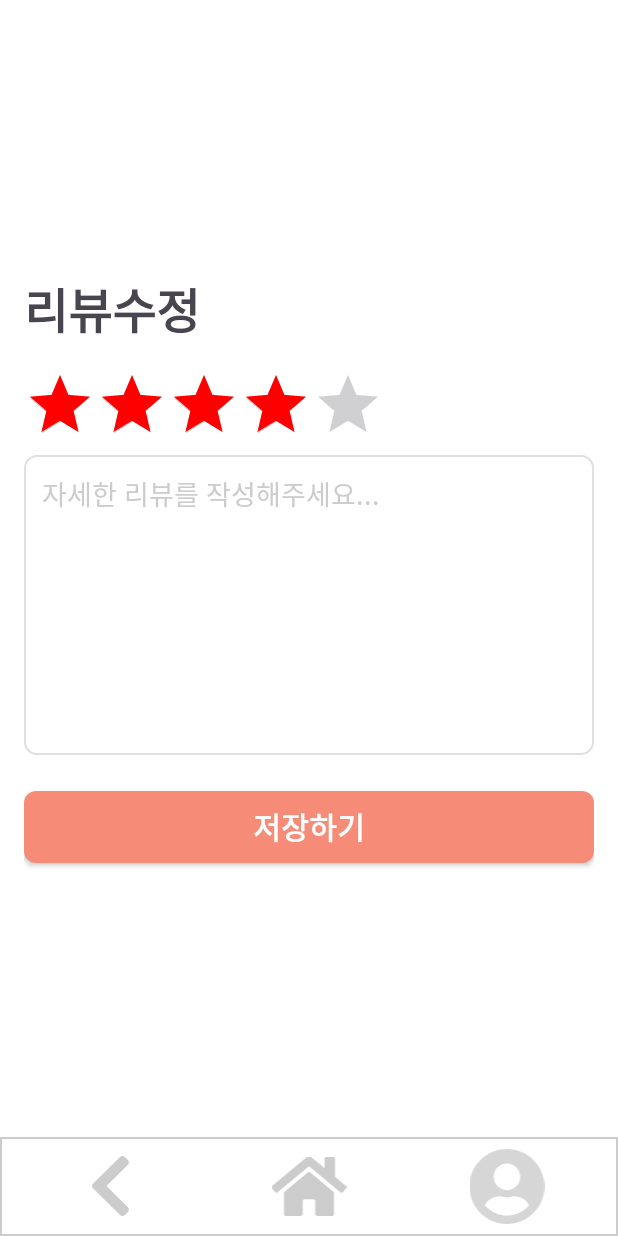
After one commit to Today-s-Lunch/todayLunch, an Android app: the layout activity_review_modify.xml on its own in the app's theme, with its tools: preview values and no code run, on a phone screen of 412 x 824 dp. The commit adds this screen. Run offline under Robolectric (Android 15) with nearby library versions, the phone set to English and light mode, and no system bars.

Commit message:
review modify

```diff
--- a/app/src/main/AndroidManifest.xml
+++ b/app/src/main/AndroidManifest.xml
@@ -18,6 +18,9 @@
         android:supportsRtl="true"
         android:theme="@style/Theme.TodayLunch"
         tools:targetApi="31">
+        <activity
+            android:name=".ReviewModify"
+            android:exported="false" />
         <activity
             android:name=".ReviewDetailActivity"
             android:exported="false" />
--- /dev/null
+++ b/app/src/main/res/drawable/review_modify_button.xml
@@ -0,0 +1,6 @@
+<?xml version="1.0" encoding="utf-8"?>
+<shape xmlns:android="http://schemas.android.com/apk/res/android"
+    android:shape="rectangle">
+    <solid android:color="#F68B77" />
+    <corners android:radius="8dp" />
+</shape>
--- /dev/null
+++ b/app/src/main/res/layout/activity_review_modify.xml
@@ -0,0 +1,67 @@
+<?xml version="1.0" encoding="utf-8"?>
+<androidx.constraintlayout.widget.ConstraintLayout xmlns:android="http://schemas.android.com/apk/res/android"
+    xmlns:app="http://schemas.android.com/apk/res-auto"
+    android:layout_width="match_parent"
+    android:layout_height="match_parent">
+
+    <LinearLayout
+        android:layout_width="match_parent"
+        android:layout_height="0dp"
+        android:orientation="vertical"
+        android:padding="16dp"
+        app:layout_constraintTop_toTopOf="parent"
+        app:layout_constraintBottom_toTopOf="@id/underbar"
+        android:gravity="center">
+
+        <TextView
+            android:layout_width="wrap_content"
+            android:layout_height="wrap_content"
+            android:id ="@+id/modifyname"
+            android:text="리뷰수정"
+            android:textSize="32sp"
+            android:textStyle="bold"
+            android:layout_marginBottom="16dp"
+            android:layout_gravity="start"/>
+
+        <RatingBar
+            android:id="@+id/ratingBar"
+            android:layout_width="wrap_content"
+            android:layout_height="wrap_content"
+            android:numStars="5"
+            android:stepSize="0.5"
+            android:rating="4"
+            android:progressTint="#FF0000"
+            android:secondaryProgressTint="#D3D3D3"
+            android:layout_gravity="start"/>
+
+        <EditText
+            android:id="@+id/reviewEditText"
+            android:layout_width="match_parent"
+            android:layout_height="200dp"
+            android:background="@drawable/review_edittext"
+            android:gravity="top"
+            android:hint="자세한 리뷰를 작성해주세요..."
+            android:textColorHint="#CCCCCC"
+            android:padding="12dp"
+            android:layout_marginBottom="24dp"/>
+
+        <android.widget.Button
+            android:id="@+id/modifydone"
+            android:layout_width="match_parent"
+            android:layout_height="48dp"
+            android:background="@drawable/review_modify_button"
+            android:text="저장하기"
+            android:textSize="20sp"
+            android:textStyle="bold"
+            android:textColor="#FFFFFF" />
+
+    </LinearLayout>
+
+    <include
+        android:id="@+id/underbar"
+        layout="@layout/item_underbar"
+        android:layout_width="match_parent"
+        android:layout_height="wrap_content"
+        app:layout_constraintBottom_toBottomOf="parent"/>
+
+</androidx.constraintlayout.widget.ConstraintLayout>
--- a/app/src/main/res/values/colors.xml
+++ b/app/src/main/res/values/colors.xml
@@ -6,4 +6,5 @@
     <color name="red2">#FF6A50</color>
     <color name="selectedButtonTint">#91FF6A50</color>
     <color name="red3">#F68B77</color>
+
 </resources>
```
Also changed, not shown: app/src/main/java/com/example/todaylunch/MypageActivity.kt (+17 -9 lines), app/src/main/java/com/example/todaylunch/ReviewDetailActivity.kt (+83 -17 lines), app/src/main/java/com/example/todaylunch/ReviewModify.kt (added, +112 -0 lines).
